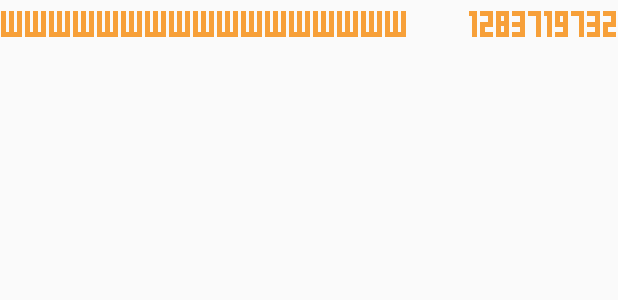
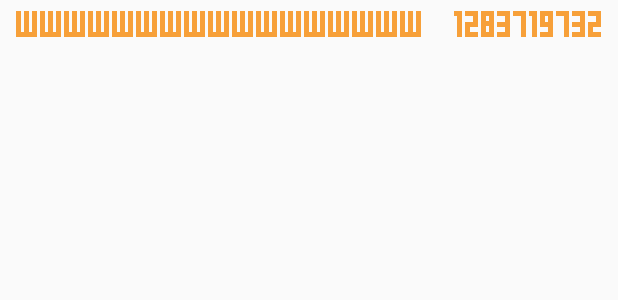
Before and after one commit to tersimdev/simlim-dont-drop, an Android app: the layout leaderboard_item.xml on its own in the app's theme, with its tools: preview values and no code run, on a phone screen of 412 x 824 dp. Shown: the top 300 px of the screen. Run offline under Robolectric (Android 15) with nearby library versions, the phone set to English and light mode, and no system bars.

```diff
--- a/app/src/main/java/com/simlim/mobileMod/Leaderboard.java
+++ b/app/src/main/java/com/simlim/mobileMod/Leaderboard.java
@@ -41,6 +41,8 @@ public class Leaderboard extends Activity implements StateBase {
     private View loading;
     private ViewGroup insertPoint;
 
+    private int topAmt = 50;
+
     @Override
     protected void onCreate(Bundle savedInstanceState) {
         super.onCreate(savedInstanceState);
@@ -57,7 +59,7 @@ public class Leaderboard extends Activity implements StateBase {
         loading = findViewById(R.id.loading_lb);
         loading.setVisibility(View.VISIBLE);
 
-        ReadScores(10);
+        ReadScores(topAmt);
     }
 
     public void BackToGame(View _v) {
--- a/app/src/main/res/layout/leaderboard_item.xml
+++ b/app/src/main/res/layout/leaderboard_item.xml
@@ -13,7 +13,8 @@
         android:textAlignment="textStart"
         android:textColor="@color/ACCENT"
         android:textSize="14dp"
-        android:text="WWWWWWWWWWWWWWWWW" />
+        android:text="WWWWWWWWWWWWWWWWW"
+        android:layout_marginLeft="10dp"/>
 
     <TextView
         android:id="@+id/score"
@@ -24,6 +25,7 @@
         android:textAlignment="textEnd"
         android:textColor="@color/ACCENT"
         android:textSize="14dp"
-        android:text="1283719732"/>
+        android:text="1283719732"
+        android:layout_marginRight="10dp"/>
 
 </LinearLayout>
```
Also changed, not shown: app/src/main/java/com/simlim/mobileMod/GamePage.java (+7 -0 lines), app/src/main/res/layout/activity_leaderboard.xml (+5 -6 lines).
